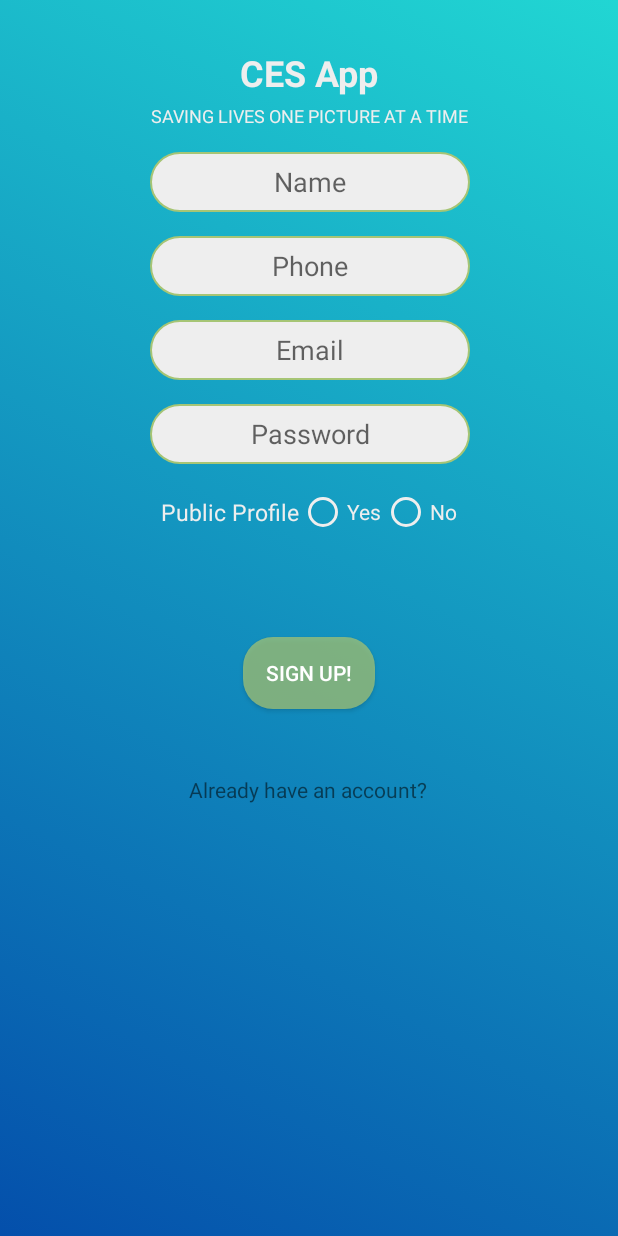
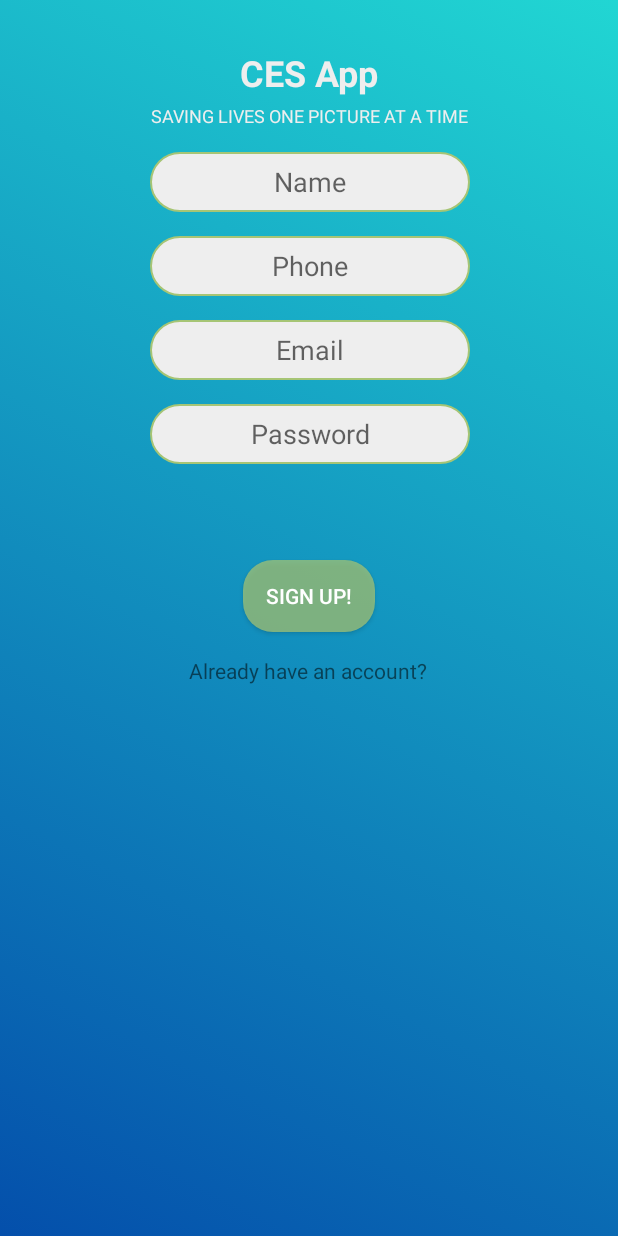
Before and after one commit to anjanbharadwaj/Curif.ai, an Android app: the SignupActivity screen opened directly, with no data from a screen before it, on a phone screen of 412 x 824 dp. Run offline under Robolectric (Android 15) with nearby library versions, the phone set to English and light mode, and no system bars; our stand-ins replace Firebase (no records; nobody signed in at launch, a user with empty details on screens opened directly).

```diff
--- a/CESApp/app/src/main/res/layout/activity_signup.xml
+++ b/CESApp/app/src/main/res/layout/activity_signup.xml
@@ -117,7 +117,7 @@
         android:layout_height="wrap_content"
         android:layout_marginLeft="8dp"
         android:layout_marginRight="8dp"
-        android:layout_marginTop="44dp"
+        android:layout_marginTop="16dp"
         android:text="Already have an account?"
         app:layout_constraintHorizontal_bias="0.497"
         app:layout_constraintLeft_toLeftOf="parent"
@@ -149,14 +149,14 @@
         android:layout_marginBottom="44dp"
         android:layout_marginEnd="162dp"
         android:layout_marginStart="161dp"
-        android:layout_marginTop="19dp"
+        android:layout_marginTop="16dp"
         android:background="@drawable/roundshapebutton"
         android:text="Sign Up!"
         android:textColor="?android:attr/textColorPrimaryInverse"
         app:layout_constraintBottom_toTopOf="@+id/hasAccountLabel"
         app:layout_constraintEnd_toEndOf="parent"
         app:layout_constraintStart_toStartOf="parent"
-        app:layout_constraintTop_toBottomOf="@+id/linearLayout" />
+        app:layout_constraintTop_toTopOf="@+id/radioGroup" />
 
     <RadioGroup
         android:id="@+id/radioGroup"
@@ -169,31 +169,6 @@
         app:layout_constraintStart_toStartOf="parent"
         app:layout_constraintTop_toBottomOf="@+id/password">
 
-        <TextView
-            android:layout_width="wrap_content"
-            android:layout_height="wrap_content"
-            android:fontFamily="sans-serif"
-            android:text="Public Profile"
-            android:textColor="#EEEEEE"
-            android:textSize="15dp" />
-
-        <RadioButton
-            android:id="@+id/radio_yes"
-            android:layout_width="wrap_content"
-            android:layout_height="wrap_content"
-            android:buttonTint="#EEEEEE"
-            android:fontFamily="sans-serif"
-            android:text="Yes"
-            android:textColor="#EEEEEE" />
-
-        <RadioButton
-            android:id="@+id/radio_no"
-            android:layout_width="wrap_content"
-            android:layout_height="wrap_content"
-            android:buttonTint="#EEEEEE"
-            android:fontFamily="sans-serif"
-            android:text="No"
-            android:textColor="#EEEEEE" />
     </RadioGroup>
 
     <LinearLayout
```
Also changed, not shown: CESApp/app/src/main/java/com/example/anjanbharadwaj/cesapp/ProfileFragment.java (+0 -8 lines), CESApp/app/src/main/java/com/example/anjanbharadwaj/cesapp/SignupActivity.java (+30 -5 lines), CESApp/app/src/main/res/drawable/profile_default.jpg (added).
